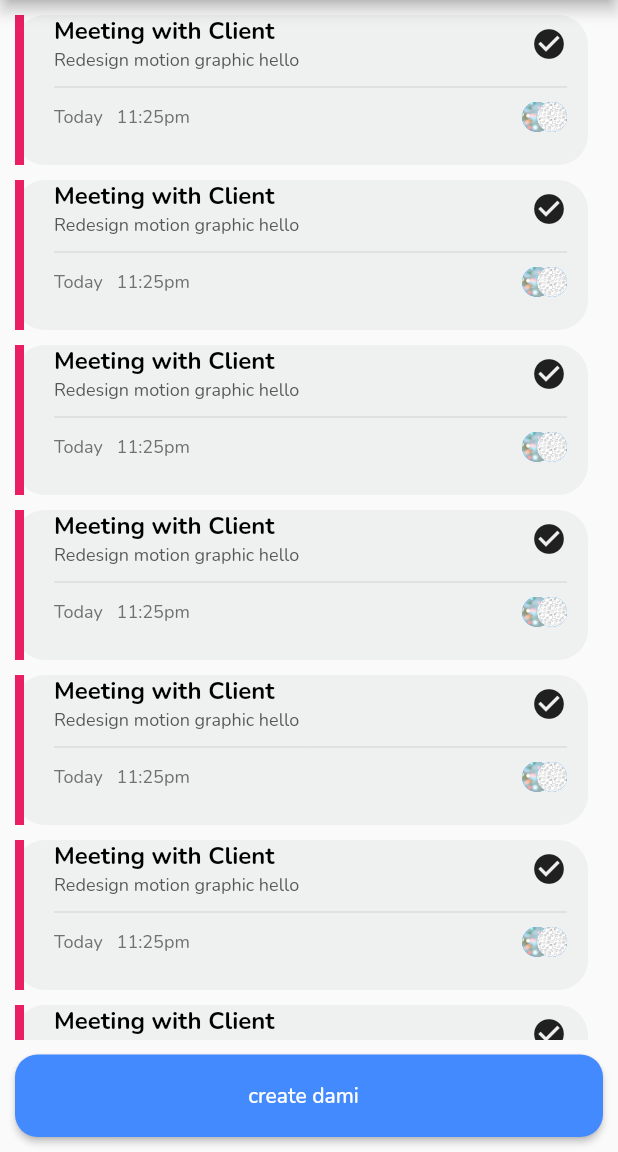
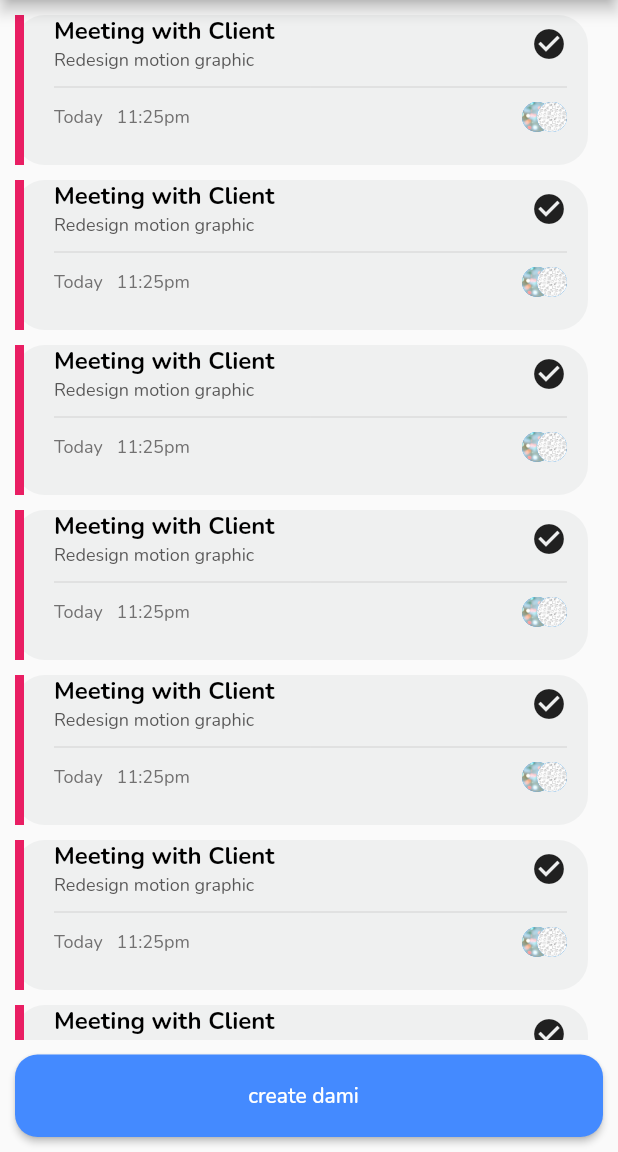
Before and after one commit to Manikgrg/todo, a Flutter app: the screen it shows after launch, on a phone screen of 412 x 824 dp, the part 84-1236 px from its top. Run offline on Flutter 3.47's test engine with Material 2 defaults, Android fonts, the phone set to English and light mode, and no system bars; our stand-ins replace google_fonts.

Commit message:
Another checking

```diff
--- a/lib/widget/Todo_list_item.dart
+++ b/lib/widget/Todo_list_item.dart
@@ -38,7 +38,7 @@ child: Row(
                     fontSize: 16.0,
                     fontWeight: FontWeight.bold,
                     color: Colors.black),),
-          Text("Redesign motion graphic hello",style: TextStyle(color: Color.fromARGB(255, 87, 86, 86),fontSize: 12.0),)
+          Text("Redesign motion graphic ",style: TextStyle(color: Color.fromARGB(255, 87, 86, 86),fontSize: 12.0),)
 
 ],
 ),
```
